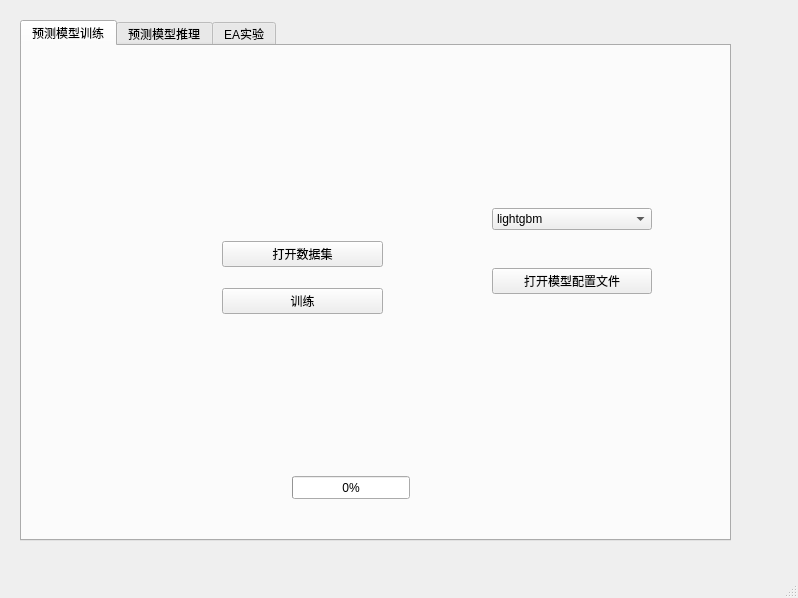
Above: ui/main_page.ui from Znmangosteen/EvoTool before the change. Below: the same form after it.
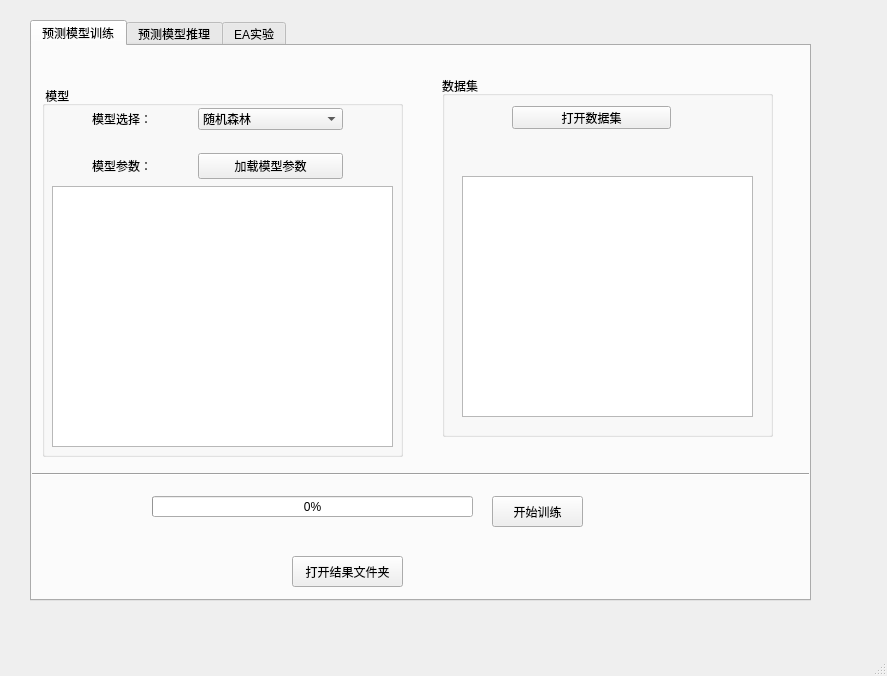
That is the form after the change.

Commit message: add conf table & some logic

Patch:
```diff
--- a/ui/main_page.ui
+++ b/ui/main_page.ui
@@ -6,8 +6,8 @@
    <rect>
     <x>0</x>
     <y>0</y>
-    <width>798</width>
-    <height>598</height>
+    <width>887</width>
+    <height>676</height>
    </rect>
   </property>
   <property name="windowTitle">
@@ -17,12 +17,18 @@
    <widget class="QTabWidget" name="tab">
     <property name="geometry">
      <rect>
-      <x>20</x>
+      <x>30</x>
       <y>20</y>
-      <width>711</width>
-      <height>521</height>
+      <width>781</width>
+      <height>581</height>
      </rect>
     </property>
+    <property name="sizePolicy">
+     <sizepolicy hsizetype="Fixed" vsizetype="Expanding">
+      <horstretch>0</horstretch>
+      <verstretch>0</verstretch>
+     </sizepolicy>
+    </property>
     <property name="currentIndex">
      <number>0</number>
     </property>
@@ -30,78 +36,217 @@
      <attribute name="title">
       <string>预测模型训练</string>
      </attribute>
-     <widget class="QWidget" name="verticalLayoutWidget">
+     <widget class="QPushButton" name="train_btn">
       <property name="geometry">
        <rect>
-        <x>200</x>
-        <y>180</y>
-        <width>161</width>
-        <height>104</height>
+        <x>460</x>
+        <y>450</y>
+        <width>91</width>
+        <height>31</height>
        </rect>
       </property>
-      <layout class="QVBoxLayout" name="verticalLayout">
-       <item>
-        <widget class="QPushButton" name="open_dataset_btn">
-         <property name="text">
-          <string>打开数据集</string>
-         </property>
-        </widget>
-       </item>
-       <item>
-        <widget class="QPushButton" name="train_btn">
-         <property name="text">
-          <string>训练</string>
-         </property>
-        </widget>
-       </item>
-      </layout>
+      <property name="text">
+       <string>开始训练</string>
+      </property>
+     </widget>
+     <widget class="QPushButton" name="open_result_btn">
+      <property name="geometry">
+       <rect>
+        <x>260</x>
+        <y>510</y>
+        <width>111</width>
+        <height>31</height>
+       </rect>
+      </property>
+      <property name="text">
+       <string>打开结果文件夹</string>
+      </property>
+     </widget>
+     <widget class="QGroupBox" name="groupBox">
+      <property name="geometry">
+       <rect>
+        <x>10</x>
+        <y>40</y>
+        <width>361</width>
+        <height>371</height>
+       </rect>
+      </property>
+      <property name="title">
+       <string> 模型</string>
+      </property>
+      <widget class="QTableView" name="config_table">
+       <property name="geometry">
+        <rect>
+         <x>10</x>
+         <y>100</y>
+         <width>341</width>
+         <height>261</height>
+        </rect>
+       </property>
+       <property name="sizePolicy">
+        <sizepolicy hsizetype="MinimumExpanding" vsizetype="Expanding">
+         <horstretch>0</horstretch>
+         <verstretch>0</verstretch>
+        </sizepolicy>
+       </property>
+       <property name="alternatingRowColors">
+        <bool>true</bool>
+       </property>
+      </widget>
+      <widget class="QWidget" name="">
+       <property name="geometry">
+        <rect>
+         <x>50</x>
+         <y>20</y>
+         <width>251</width>
+         <height>76</height>
+        </rect>
+       </property>
+       <layout class="QGridLayout" name="gridLayout">
+        <item row="0" column="2">
+         <widget class="QComboBox" name="algo_select">
+          <item>
+           <property name="text">
+            <string>随机森林</string>
+           </property>
+          </item>
+          <item>
+           <property name="text">
+            <string>lightgbm</string>
+           </property>
+          </item>
+         </widget>
+        </item>
+        <item row="2" column="2">
+         <widget class="QPushButton" name="prediction_config_btn">
+          <property name="text">
+           <string>加载模型参数</string>
+          </property>
+         </widget>
+        </item>
+        <item row="0" column="0">
+         <widget class="QLabel" name="label">
+          <property name="sizePolicy">
+           <sizepolicy hsizetype="Maximum" vsizetype="Preferred">
+            <horstretch>0</horstretch>
+            <verstretch>0</verstretch>
+           </sizepolicy>
+          </property>
+          <property name="text">
+           <string>模型选择：</string>
+          </property>
+         </widget>
+        </item>
+        <item row="2" column="0">
+         <widget class="QLabel" name="conf_hint">
+          <property name="sizePolicy">
+           <sizepolicy hsizetype="Maximum" vsizetype="Preferred">
+            <horstretch>0</horstretch>
+            <verstretch>0</verstretch>
+           </sizepolicy>
+          </property>
+          <property name="text">
+           <string>模型参数：</string>
+          </property>
+         </widget>
+        </item>
+        <item row="1" column="0">
+         <spacer name="spacer">
+          <property name="orientation">
+           <enum>Qt::Vertical</enum>
+          </property>
+          <property name="sizeType">
+           <enum>QSizePolicy::Fixed</enum>
+          </property>
+          <property name="sizeHint" stdset="0">
+           <size>
+            <width>20</width>
+            <height>15</height>
+           </size>
+          </property>
+         </spacer>
+        </item>
+        <item row="0" column="1">
+         <spacer name="horizontalSpacer">
+          <property name="orientation">
+           <enum>Qt::Horizontal</enum>
+          </property>
+          <property name="sizeType">
+           <enum>QSizePolicy::Fixed</enum>
+          </property>
+          <property name="sizeHint" stdset="0">
+           <size>
+            <width>40</width>
+            <height>20</height>
+           </size>
+          </property>
+         </spacer>
+        </item>
+       </layout>
+      </widget>
+     </widget>
+     <widget class="QGroupBox" name="groupBox_2">
+      <property name="geometry">
+       <rect>
+        <x>410</x>
+        <y>30</y>
+        <width>331</width>
+        <height>361</height>
+       </rect>
+      </property>
+      <property name="title">
+       <string>数据集</string>
+      </property>
+      <widget class="QPushButton" name="open_dataset_btn">
+       <property name="geometry">
+        <rect>
+         <x>70</x>
+         <y>30</y>
+         <width>159</width>
+         <height>23</height>
+        </rect>
+       </property>
+       <property name="text">
+        <string>打开数据集</string>
+       </property>
+      </widget>
+      <widget class="QTableView" name="dataset_table">
+       <property name="geometry">
+        <rect>
+         <x>20</x>
+         <y>100</y>
+         <width>291</width>
+         <height>241</height>
+        </rect>
+       </property>
+      </widget>
+     </widget>
+     <widget class="Line" name="line">
+      <property name="geometry">
+       <rect>
+        <x>-20</x>
+        <y>420</y>
+        <width>871</width>
+        <height>16</height>
+       </rect>
+      </property>
+      <property name="orientation">
+       <enum>Qt::Horizontal</enum>
+      </property>
      </widget>
      <widget class="QProgressBar" name="progressBar">
       <property name="geometry">
        <rect>
-        <x>270</x>
-        <y>430</y>
-        <width>118</width>
-        <height>23</height>
+        <x>120</x>
+        <y>450</y>
+        <width>321</width>
+        <height>21</height>
        </rect>
       </property>
       <property name="value">
        <number>0</number>
       </property>
      </widget>
-     <widget class="QWidget" name="verticalLayoutWidget_2">
-      <property name="geometry">
-       <rect>
-        <x>470</x>
-        <y>130</y>
-        <width>160</width>
-        <height>151</height>
-       </rect>
-      </property>
-      <layout class="QVBoxLayout" name="verticalLayout_3">
-       <item>
-        <widget class="QComboBox" name="algo_select">
-         <item>
-          <property name="text">
-           <string>lightgbm</string>
-          </property>
-         </item>
-         <item>
-          <property name="text">
-           <string>随机森林</string>
-          </property>
-         </item>
-        </widget>
-       </item>
-       <item>
-        <widget class="QPushButton" name="prediction_config_btn">
-         <property name="text">
-          <string>打开模型配置文件</string>
-         </property>
-        </widget>
-       </item>
-      </layout>
-     </widget>
     </widget>
     <widget class="QWidget" name="prediction_infer">
      <attribute name="title">
```
Left out of the diff: 2 changed lines with no effect on the pictures. The commit also changes 6 other files.
